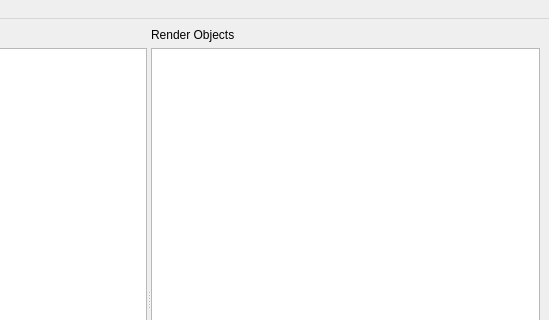
Old version of the form apps/ui/projectwindow.ui in the repository hankedan000/gopro-overlay; both pictures show x 251 to 800 and y 0 to 320 of the 800 by 600 pixel window.
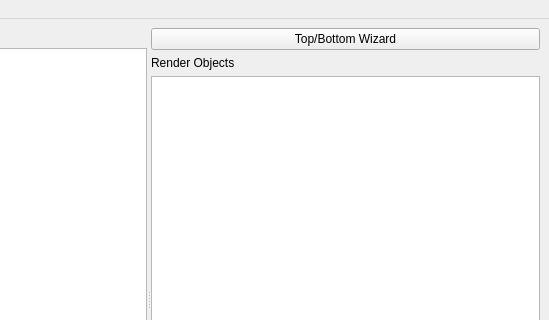
New version of the form.

Commit message: Creates TopBottom render wizard

Diff of the .ui file:
```diff
--- a/apps/ui/projectwindow.ui
+++ b/apps/ui/projectwindow.ui
@@ -36,6 +36,13 @@
       </widget>
       <widget class="QWidget" name="verticalLayoutWidget_2">
        <layout class="QVBoxLayout" name="verticalLayout_2">
+        <item>
+         <widget class="QPushButton" name="topBottomWizard">
+          <property name="text">
+           <string>Top/Bottom Wizard</string>
+          </property>
+         </widget>
+        </item>
         <item>
          <widget class="QLabel" name="label_2">
           <property name="text">
```
The commit also changes 15 other files.
